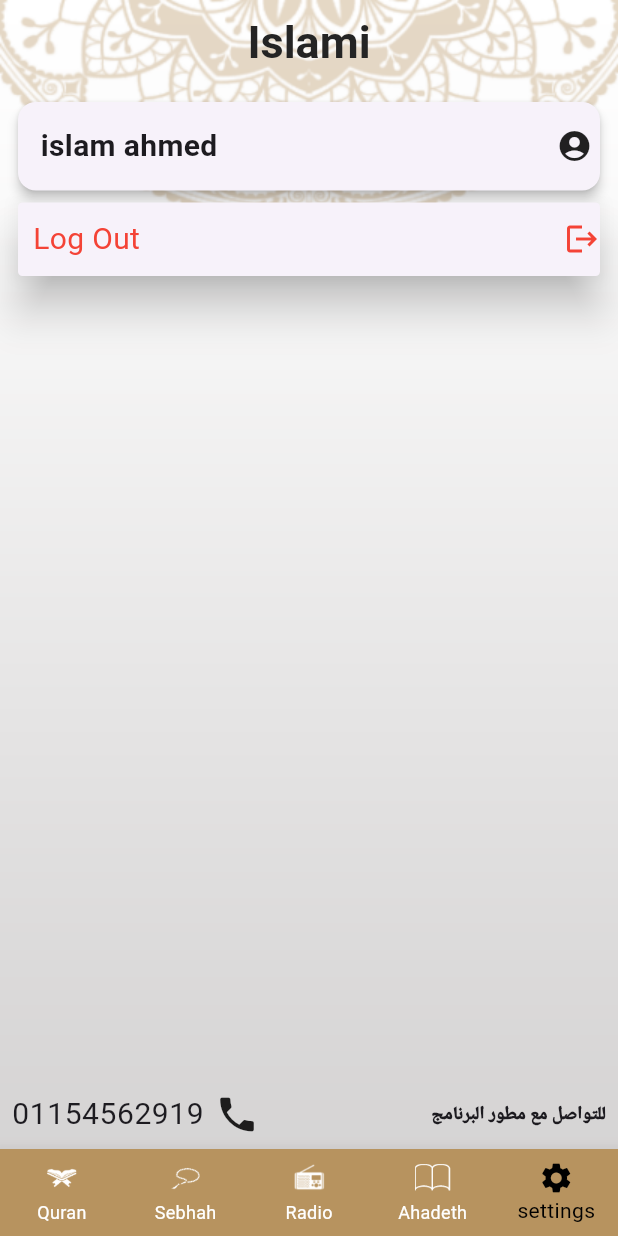
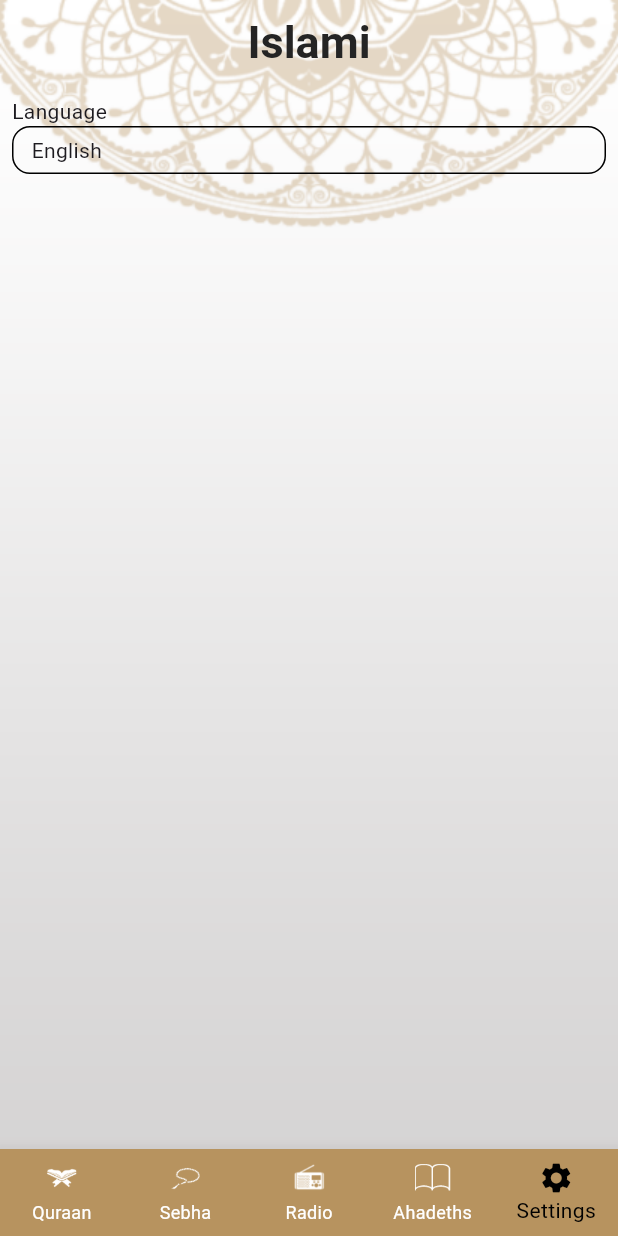
Before and after one commit to IslamAhmedKamel/islamiapp, a Flutter app: the screen it shows after launch, item 5 of the bottom bar chosen, on a phone screen of 412 x 824 dp. Run offline on Flutter 3.47's test engine with Material 3 defaults, Android fonts, the phone set to English and light mode, and no system bars; generated files the repository leaves out were written again.

Commit message:
end task

```diff
--- /dev/null
+++ b/l10n.yaml
@@ -0,0 +1,3 @@
+arb-dir: lib/l10n
+template-arb-file: app_en.arb
+output-localization-file: app_localizations.dart
--- a/lib/home.dart
+++ b/lib/home.dart
@@ -1,4 +1,3 @@
-
 import 'package:flutter/material.dart';
 import 'package:quranapp/my_theme.dart';
 import 'package:quranapp/tabs/hadeth.dart';
@@ -6,6 +5,7 @@ import 'package:quranapp/tabs/quran.dart';
 import 'package:quranapp/tabs/radio.dart';
 import 'package:quranapp/tabs/sebha.dart';
 import 'package:quranapp/tabs/setting.dart';
+import 'package:flutter_gen/gen_l10n/app_localizations.dart';
 
 class HomeScreen extends StatefulWidget {
   static const String routName = 'home';
@@ -35,10 +35,9 @@ class _HomeScreenState extends State<HomeScreen> {
           fit: BoxFit.fill,
         ),
         Scaffold(
-
           appBar: AppBar(
             title: Text(
-              'Islami',
+              AppLocalizations.of(context)!.appTitle,
               style: MyTheme.primaryStyle,
             ),
           ),
@@ -48,29 +47,34 @@ class _HomeScreenState extends State<HomeScreen> {
               index = value;
               setState(() {});
             },
-            items: const [
+            items:   [
               BottomNavigationBarItem(
                 icon: ImageIcon(AssetImage('assets/images/icon_quran.png')),
-                  label: 'Quran',
-                  tooltip: 'القرآن'),
+                label: AppLocalizations.of(context)!.quran,
+                tooltip: 'القرآن',
+              ),
               BottomNavigationBarItem(
                 icon: ImageIcon(AssetImage('assets/images/icon_sebha.png')),
-                  label: 'Sebhah',
-                  tooltip: 'السبحة'),
+                label: AppLocalizations.of(context)!.sebha,
+                tooltip: 'السبحة',
+              ),
               BottomNavigationBarItem(
                 icon: ImageIcon(
                   AssetImage('assets/images/icon_radio.png'),
                 ),
-                  label: 'Radio',
-                  tooltip: "الراديو"),
+                label: AppLocalizations.of(context)!.radio,
+                tooltip: "الراديو",
+              ),
               BottomNavigationBarItem(
                 icon: ImageIcon(AssetImage('assets/images/icon_hadeth.png')),
-                  label: 'Ahadeth',
-                  tooltip: ' الاحاديث'),
+                label: AppLocalizations.of(context)!.ahadeths,
+                tooltip: ' الاحاديث',
+              ),
               BottomNavigationBarItem(
                 icon: Icon(Icons.settings),
-                  label: 'settings',
-                  tooltip: 'الاعدادات'),
+                label: AppLocalizations.of(context)!.setting,
+                tooltip: 'الاعدادات',
+              ),
             ],
           ),
           body: tabs[index],
--- /dev/null
+++ b/lib/l10n/app_ar.arb
@@ -0,0 +1,17 @@
+{
+    "appTitle": "إسلامى",
+    "soraName": "إسم السورة",
+    "ahadeths": "احاديث",
+    "english": "إنجليزى",
+    "arabic": "عربى",
+    "mode": "الوضع",
+    "language": "اللغه",
+    "modeLight": "أبيض",
+    "modeDark": "مظلم",
+    "quran": "القرآن",
+    "sebha": "سبحة",
+    "radio": "الراديو",
+    "radioHoly": "Holy Quran Radio",
+    "tsbeh": "عدد التسبيحات",
+    "setting": "الاعدادات"
+}
--- /dev/null
+++ b/lib/l10n/app_en.arb
@@ -0,0 +1,18 @@
+{
+    "appTitle": "Islami",
+  "suraName": "SuraName",
+  "ahadeths": "Ahadeths",
+  "english": "English",
+  "arabic": "Arabic",
+  "mode": "Mode",
+  "language": "Language",
+  "modeLight": "Light",
+  "modeDark": "Dark",
+  "quran": "Quraan",
+  "sebha": "Sebha",
+  "radio": "Radio",
+  "radioHoly": "Holy Quran Radio",
+  "tsbeh": "Number of praises",
+   "setting": "Settings"
+
+}
--- a/lib/main.dart
+++ b/lib/main.dart
@@ -1,24 +1,29 @@
- import 'package:flutter/material.dart';
-import 'package:quranapp/sora_Details.dart';
+import 'package:flutter/material.dart';
+ import 'package:quranapp/sora_Details.dart';
 
 import 'hadeth_Details.dart';
 import 'home.dart';
 import 'my_theme.dart';
-
-void main() {
+import 'package:flutter_gen/gen_l10n/app_localizations.dart';
+ void main() {
   runApp(const MyApp());
 }
+
 class MyApp extends StatelessWidget {
   const MyApp({super.key});
   @override
   Widget build(BuildContext context) {
     return MaterialApp(
+      locale: Locale('en'),
+
+  localizationsDelegates: AppLocalizations.localizationsDelegates,
+  supportedLocales: AppLocalizations.supportedLocales,
       debugShowCheckedModeBanner: false,
       initialRoute: HomeScreen.routName,
       routes: {
         HomeScreen.routName: (context) => HomeScreen(),
         SoraDetails.routName: (context) => SoraDetails(),
-        HadethDetails.routName:(context) => HadethDetails(),
+        HadethDetails.routName: (context) => HadethDetails(),
       },
       theme: MyTheme.lightTheme,
       // darkTheme: MyTheme.darkTheme,
--- a/lib/sora_Details.dart
+++ b/lib/sora_Details.dart
@@ -1,6 +1,7 @@
  import 'package:flutter/material.dart';
 import 'package:flutter/services.dart';
 import 'package:quranapp/soraModel.dart';
+import 'package:flutter_gen/gen_l10n/app_localizations.dart';
 
 import 'my_theme.dart';
 
--- a/lib/tabs/radio.dart
+++ b/lib/tabs/radio.dart
@@ -1,6 +1,7 @@
 import 'package:flutter/material.dart';
 
 import '../my_theme.dart';
+import 'package:flutter_gen/gen_l10n/app_localizations.dart';
 
 class RadioTab extends StatelessWidget {
   @override
@@ -11,7 +12,7 @@ class RadioTab extends StatelessWidget {
          children: [
           Image.asset('assets/images/radio_image.png'),
           Text(
-            'إذاعة القرآن الكريم',
+            AppLocalizations.of(context)!.radioHoly,
             style: MyTheme.secondStyle,
           ),
           Row(
--- a/lib/tabs/sebha.dart
+++ b/lib/tabs/sebha.dart
@@ -1,4 +1,5 @@
 import 'package:flutter/material.dart';
+import 'package:flutter_gen/gen_l10n/app_localizations.dart';
 
 import '../my_theme.dart';
 
@@ -34,8 +35,9 @@ class _SebhaTabState extends State<SebhaTab> {
             children: [
               Container(
                   margin: const EdgeInsets.symmetric(vertical: 10),
-                  child: const Text(
-                    'عدد التسبيحات',
+                  child:   Text(
+
+                    AppLocalizations.of(context)!.tsbeh,
                     style: MyTheme.secondStyle,
                   )),
               Container(
--- a/lib/tabs/setting.dart
+++ b/lib/tabs/setting.dart
@@ -1,5 +1,6 @@
 import 'package:flutter/cupertino.dart';
 import 'package:flutter/material.dart';
+import 'package:flutter_gen/gen_l10n/app_localizations.dart';
 
 class Setting extends StatefulWidget {
   @override
@@ -12,84 +13,22 @@ class _SettingState extends State<Setting> {
     return Padding(
       padding: const EdgeInsets.all(8.0),
       child: Column(
+        crossAxisAlignment: CrossAxisAlignment.stretch,
         children: [
-          Card(
-            elevation: 3,
-            child: InkWell(
-              onTap: () {},
-              child: Row(
-                mainAxisAlignment: MainAxisAlignment.spaceBetween,
-                children: [
-                  Container(
-                     child:Text(
-                      'islam ahmed',
-                      style:
-                          TextStyle(fontSize: 20, fontWeight: FontWeight.w700),
-                    ),
-                    margin: EdgeInsets.all(15),
-                  ),
-                  Container(
-                    child: Icon(Icons.account_circle),
-                    margin: EdgeInsets.all(5),
-                  )
-                ],
-              ),
+        Text('Language'),
+        InkWell(
+          onTap: () {
+
+          },
+          child: Container(
+            padding: EdgeInsets.symmetric(horizontal: 12,vertical: 5),
+            decoration: BoxDecoration(
+              borderRadius: BorderRadius.circular(12),
+              border: Border.all(color: Colors.black)
             ),
+            child: Text('English'),
           ),
-          Card(
-            shape:
-                RoundedRectangleBorder(borderRadius: BorderRadius.circular(3)),
-            elevation: 12,
-            child: InkWell(
-              onTap: () {},
-              child: Row(
-                mainAxisAlignment: MainAxisAlignment.spaceBetween,
-                children: [
-                  Container(
-                    child: Text(
-                      'Log Out',
-                      style: TextStyle(fontSize: 20, color: Colors.red),
-                    ),
-                    padding: EdgeInsets.all(10),
-                  ),
-                  Icon(
-                    Icons.logout,
-                    color: Colors.red,
-                  )
-                ],
-              ),
-            ),
-          ),
-          Expanded(child: SizedBox()),
-          Row(
-            mainAxisAlignment: MainAxisAlignment.spaceBetween,
-            children: [
-              Row(
-                mainAxisAlignment: MainAxisAlignment.center,
-                children: [
-                  Text(
-                    '01154562919',
-                    style: Theme.of(context)
-                        .textTheme
-                        .bodySmall
-                        ?.copyWith(fontSize: 20),
-                  ),
-                  SizedBox(
-                    width: 7,
-                  ),
-                  Icon(
-                    Icons.phone,
-                    size: 30,
-                  )
-                ],
-              ),
-              Text('للتواصل مع مطور البرنامج',
-                  style: Theme.of(context)
-                      .textTheme
-                      .bodySmall
-                      ?.copyWith(fontSize: 12, fontWeight: FontWeight.w900)),
-            ],
-          )
+        ),
         ],
       ),
     );
--- a/pubspec.yaml
+++ b/pubspec.yaml
@@ -35,6 +35,10 @@ dependencies:
   # The following adds the Cupertino Icons font to your application.
   # Use with the CupertinoIcons class for iOS style icons.
   cupertino_icons: ^1.0.6
+  flutter_localizations:
+    sdk: flutter
+  intl: any
+  provider: ^6.1.2
 
 dev_dependencies:
   flutter_test:
@@ -52,7 +56,7 @@ dev_dependencies:
 
 # The following section is specific to Flutter packages.
 flutter:
-
+  generate: true
   # The following line ensures that the Material Icons font is
   # included with your application, so that you can use the icons in
   # the material Icons class.
```
Also changed, not shown: lib/hadeth_Details.dart (+31 -35 lines), lib/hadeth_model.dart (+4 -4 lines), lib/tabs/hadeth.dart (+61 -47 lines), lib/tabs/quran.dart (+17 -9 lines), pubspec.lock, 8 other files. Lines whose indentation alone changed are shown as unchanged.
